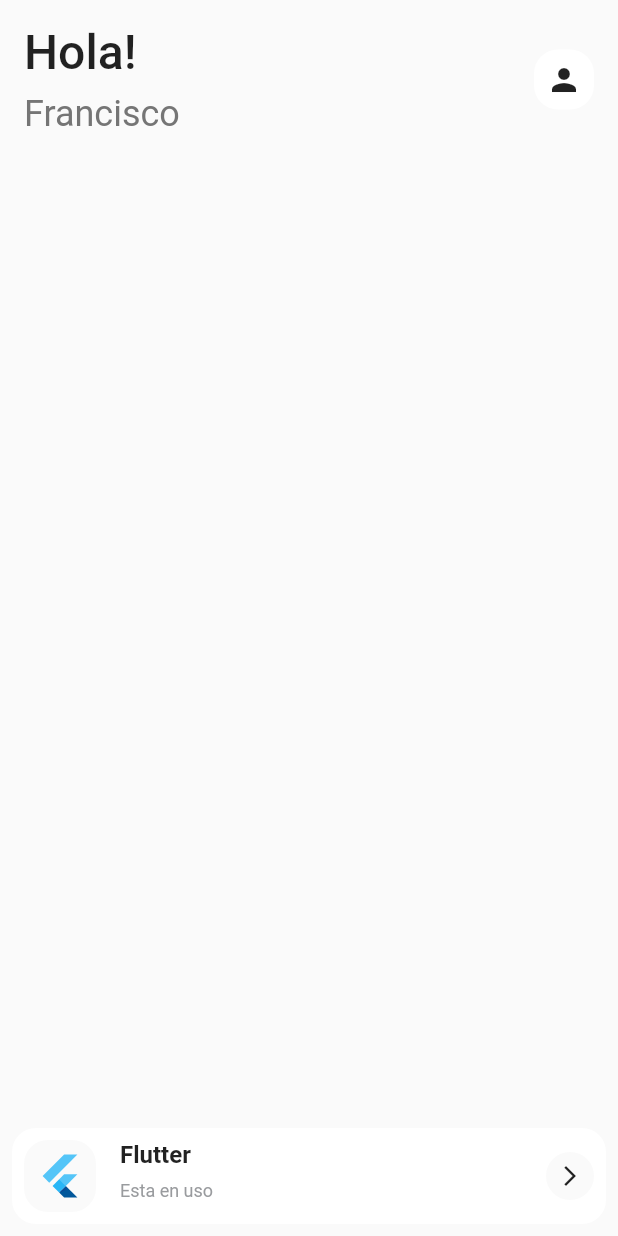
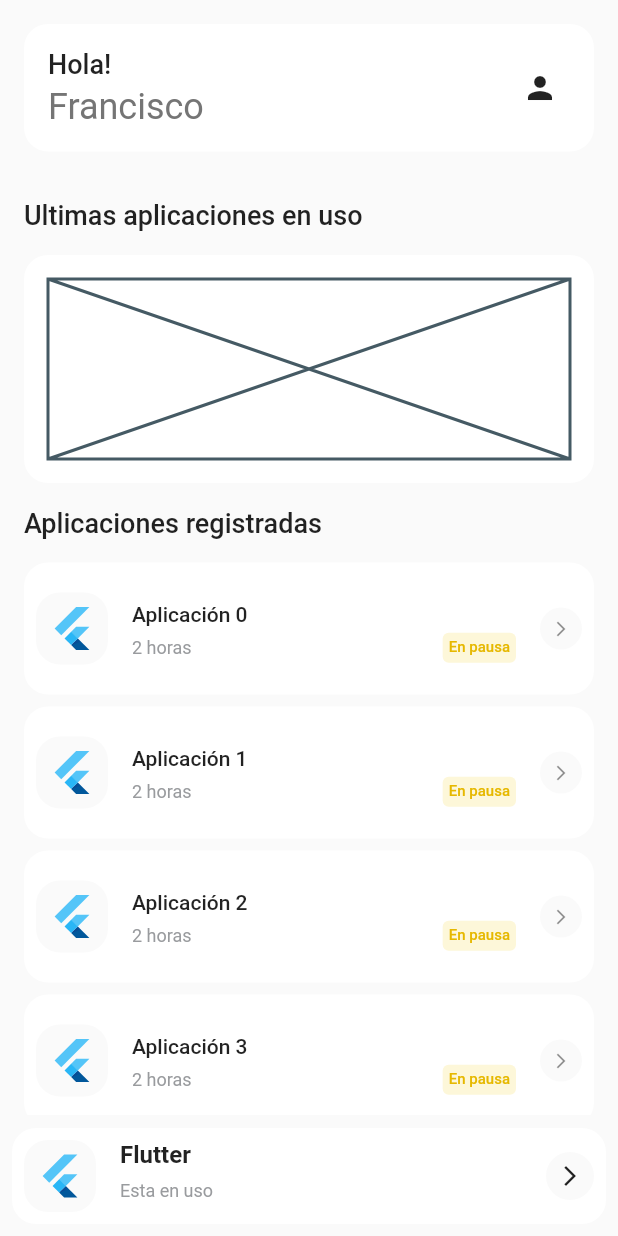
Before and after one commit to FranciscoRdz2001/parental_app_parent, a Flutter app: the screen it shows after launch, on a phone screen of 412 x 824 dp. Run offline on Flutter 3.47's test engine with Material 2 defaults, Android fonts, the phone set to English and light mode, and no system bars.

Commit message:
Basic home design

```diff
--- a/lib/app/theme/app_theme.dart
+++ b/lib/app/theme/app_theme.dart
@@ -4,6 +4,19 @@ class AppTheme {
   /// App Fonts
   static const String fontName = 'Montserrat';
   static const Color secondaryText = Color(0xff999b9e);
+
+  /// General Colors
+  static const Color lightRed = Color(0xfffddede);
+  static const Color lightPink = Color(0xfff8e0f2);
+  static const Color lightBlue = Color(0xffdbebfa);
+  static const Color lightGreen = Color(0xffe8f5e9);
+  static const Color lightYellow = Color(0xfffdf7d9);
+
+  static const Color green = Color(0xff49cc48);
+  static const Color red = Color(0xfff12a2d);
+  static const Color blue = Color(0xff0e87fd);
+  static const Color pink = Color(0xffcc41b3);
+  static const Color yellow = Color(0xffe6b800);
 
   /// App Colors
   static const Color accent = Color(0xff26907d);
--- a/lib/modules/home/pages/home_page.dart
+++ b/lib/modules/home/pages/home_page.dart
@@ -1,3 +1,5 @@
+import 'dart:math';
+
 import 'package:flutter/material.dart';
 import 'package:parental_app_parent/app/core/app_constants.dart';
 import 'package:parental_app_parent/app/theme/app_theme.dart';
@@ -22,6 +24,7 @@ class HomePage extends StatelessWidget {
         persistentFooterButtons: [
           CustomContainerWidget(
             child: Row(
+              crossAxisAlignment: CrossAxisAlignment.center,
               children: [
                 CustomContainerWidget(
                   color: Theme.of(context).scaffoldBackgroundColor,
@@ -67,10 +70,102 @@ class HomePage extends StatelessWidget {
         body: Padding(
           padding: AppConstants.pagePadding,
           child: SafeArea(
-            child: Column(
-              children: const [
-                HomeHeaderWidget(),
-              ],
+            child: SingleChildScrollView(
+              physics: const BouncingScrollPhysics(),
+              child: Column(
+                crossAxisAlignment: CrossAxisAlignment.start,
+                children: [
+                  const HomeHeaderWidget(),
+                  const SizedBox(height: 32),
+                  Text(
+                    'Ultimas aplicaciones en uso',
+                    style: AppStyles.w500(18),
+                  ),
+                  const SizedBox(height: 16),
+                  const CustomContainerWidget(
+                    padding: 16,
+                    child: Placeholder(
+                      fallbackHeight: 120,
+                    ),
+                  ),
+                  const SizedBox(height: 16),
+                  Text('Aplicaciones registradas', style: AppStyles.w500(18)),
+                  const SizedBox(height: 16),
+                  ListView.separated(
+                    shrinkWrap: true,
+                    physics: const NeverScrollableScrollPhysics(),
+                    itemCount: 10,
+                    separatorBuilder: (_, __) => const SizedBox(height: 8),
+                    itemBuilder: (context, index) {
+                      final rndStatus = Random().nextInt(3);
+                      final color = rndStatus == 0
+                          ? AppTheme.lightGreen
+                          : rndStatus == 1
+                              ? AppTheme.lightYellow
+                              : AppTheme.lightRed;
+                      final textColor = rndStatus == 0
+                          ? AppTheme.green
+                          : rndStatus == 1
+                              ? AppTheme.yellow
+                              : AppTheme.red;
+                      final status = rndStatus == 0
+                          ? 'En uso'
+                          : rndStatus == 1
+                              ? 'En pausa'
+                              : 'No disponible';
+                      return CustomContainerWidget(
+                        child: ListTile(
+                          contentPadding: EdgeInsets.zero,
+                          leading: CustomContainerWidget(
+                            color: Theme.of(context).scaffoldBackgroundColor,
+                            child: const FlutterLogo(size: 32),
+                          ),
+                          title: Padding(
+                            padding: const EdgeInsets.only(bottom: 4),
+                            child: Text(
+                              'Aplicación $index',
+                              style: AppStyles.w500(14),
+                            ),
+                          ),
+                          subtitle: Row(
+                            crossAxisAlignment: CrossAxisAlignment.center,
+                            children: [
+                              Expanded(
+                                child: Text(
+                                  '2 horas',
+                                  style: AppStyles.w400(
+                                      12, AppTheme.secondaryText),
+                                ),
+                              ),
+                              const SizedBox(width: 16),
+                              CustomContainerWidget(
+                                radius: 4,
+                                padding: 4,
+                                color: color,
+                                child: Text(
+                                  status,
+                                  style: AppStyles.w500(
+                                    10,
+                                    textColor,
+                                  ),
+                                ),
+                              ),
+                            ],
+                          ),
+                          trailing: CustomContainerWidget(
+                            shape: BoxShape.circle,
+                            color: Theme.of(context).scaffoldBackgroundColor,
+                            child: const Icon(
+                              Icons.arrow_forward_ios,
+                              size: 12,
+                            ),
+                          ),
+                        ),
+                      );
+                    },
+                  ),
+                ],
+              ),
             ),
           ),
         ),
--- a/lib/modules/home/widgets/home_header_widget.dart
+++ b/lib/modules/home/widgets/home_header_widget.dart
@@ -7,15 +7,17 @@ class HomeHeaderWidget extends StatelessWidget {
 
   @override
   Widget build(BuildContext context) {
-    return Row(
+    return CustomContainerWidget(
+      padding: 16,
+      child: Row(
         children: [
           Expanded(
             child: Column(
               crossAxisAlignment: CrossAxisAlignment.start,
               mainAxisAlignment: MainAxisAlignment.start,
               children: [
-              Text('Hola!', style: AppStyles.w500(32)),
-              const SizedBox(height: 8),
+                Text('Hola!', style: AppStyles.w500(18)),
+                const SizedBox(height: 4),
                 Text(
                   'Francisco',
                   style: AppStyles.w400(24, Colors.grey[600]),
@@ -27,6 +29,7 @@ class HomeHeaderWidget extends StatelessWidget {
             child: Icon(Icons.person),
           ),
         ],
+      ),
     );
   }
 }
--- a/lib/widgets/custom_container_widget.dart
+++ b/lib/widgets/custom_container_widget.dart
@@ -3,21 +3,28 @@ import 'package:flutter/material.dart';
 class CustomContainerWidget extends StatelessWidget {
   final Widget? child;
   final Color? color;
-  final double? padding;
+  final double padding;
+  final double radius;
+  final BoxShape shape;
   const CustomContainerWidget({
     super.key,
     this.child,
     this.color,
-    this.padding,
+    this.padding = 8,
+    this.radius = 16,
+    this.shape = BoxShape.rectangle,
   });
 
   @override
   Widget build(BuildContext context) {
     return Container(
-      padding: const EdgeInsets.all(8),
+      padding: EdgeInsets.all(padding),
       decoration: BoxDecoration(
-        borderRadius: BorderRadius.all(Radius.circular(padding ?? 16)),
+        borderRadius: shape != BoxShape.rectangle
+            ? null
+            : BorderRadius.all(Radius.circular(radius)),
         color: color ?? Theme.of(context).cardColor,
+        shape: shape,
       ),
       child: child,
     );
```
Lines whose indentation alone changed are shown as unchanged.
